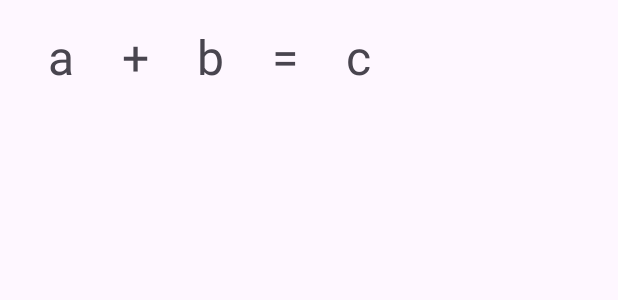
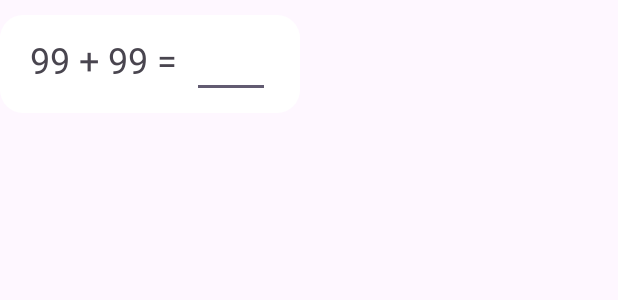
Before and after one commit to vincentyono/neuroflex-android, an Android app: the layout viewholder_mathpuzzle.xml on its own in the app's theme, with its tools: preview values and no code run, on a phone screen of 412 x 824 dp. Shown: the top 300 px of the screen. Run offline under Robolectric (Android 15) with nearby library versions, the phone set to English and light mode, and no system bars.

Commit message:
Implement MathQuestion and RecycleView

```diff
--- /dev/null
+++ b/app/src/main/res/anim/translate_up.xml
@@ -0,0 +1,5 @@
+<?xml version="1.0" encoding="utf-8"?>
+<set xmlns:android="http://schemas.android.com/apk/res/android">
+    <translate android:duration="100"
+        android:fromYDelta="100%p"/>
+</set>
--- a/app/src/main/res/layout/activity_math_puzzle.xml
+++ b/app/src/main/res/layout/activity_math_puzzle.xml
@@ -82,7 +82,6 @@
         android:id="@+id/question_container"
         android:layout_width="wrap_content"
         android:layout_height="wrap_content"
-        android:background="@drawable/rounded_button_white"
         app:layout_constraintBottom_toTopOf="@id/bottom_space"
         app:layout_constraintEnd_toEndOf="parent"
         app:layout_constraintStart_toStartOf="parent"
--- a/app/src/main/res/layout/viewholder_mathpuzzle.xml
+++ b/app/src/main/res/layout/viewholder_mathpuzzle.xml
@@ -2,46 +2,31 @@
 <LinearLayout
     xmlns:android="http://schemas.android.com/apk/res/android"
     xmlns:app="http://schemas.android.com/apk/res-auto"
-    android:layout_width="wrap_content"
+    android:background="@drawable/rounded_button_white"
+    android:layout_width="200dp"
     android:layout_height="wrap_content"
     android:orientation="horizontal"
-    android:padding="16dp">
+    android:paddingHorizontal="20dp"
+    android:paddingVertical="10dp"
+    android:textAlignment="center"
+    android:layout_marginVertical="10dp"
+    >
+
     <TextView
-        android:id="@+id/a"
+        android:id="@+id/question"
         android:layout_width="wrap_content"
         android:layout_height="wrap_content"
-        android:paddingHorizontal="16dp"
-        android:textSize="32sp"
-        android:text="@string/math_question_int_a"/>
-    <TextView
-        android:id="@+id/operator"
+        android:textSize="24sp"
+        android:text="@string/math_question" />
+
+    <EditText
+        android:id="@+id/answer"
         android:layout_width="wrap_content"
         android:layout_height="wrap_content"
-        android:textSize="32sp"
-        android:paddingHorizontal="16dp"
-        android:text="@string/math_question_operator" />
-    <TextView
-        android:id="@+id/b"
-        android:layout_width="wrap_content"
-        android:layout_height="wrap_content"
-        android:textSize="32sp"
-        android:paddingHorizontal="16dp"
-        android:text="@string/math_question_int_b"/>
-    <TextView
-        android:id="@+id/equal"
-        android:layout_width="wrap_content"
-        android:layout_height="wrap_content"
-        android:layout_gravity="center"
-        android:textSize="32sp"
-        android:paddingHorizontal="16dp"
-        android:text="@string/math_question_equal"/>
-    <TextView
-        android:id="@+id/c"
-        android:layout_width="wrap_content"
-        android:layout_height="wrap_content"
-        android:layout_gravity="center"
-        android:textSize="32sp"
-        android:paddingHorizontal="16dp"
-        android:text="@string/math_question_int_c"/>
+        android:layout_weight="2"
+        android:layout_marginLeft="10dp"
+        android:textAlignment="center"
+        android:ems="2"
+        android:inputType="number" />
 
 </LinearLayout>
--- a/app/src/main/res/values/strings.xml
+++ b/app/src/main/res/values/strings.xml
@@ -32,9 +32,5 @@
     <string name="math_puzzle_n_question">1/10</string>
     <string name="pause_button_description">Pause game</string>
     <string name="help_button_description">Get help!</string>
-    <string name="math_question_int_a">a</string>
-    <string name="math_question_int_b">b</string>
-    <string name="math_question_operator">+</string>
-    <string name="math_question_int_c">c</string>
-    <string name="math_question_equal">=</string>
+    <string name="math_question">99 + 99 = </string>
 </resources>
--- a/build.gradle.kts
+++ b/build.gradle.kts
@@ -5,5 +5,5 @@ buildscript {
 }
 // Top-level build file where you can add configuration options common to all sub-projects/modules.
 plugins {
-    id("com.android.application") version "8.2.2" apply false
+    id("com.android.application") version "8.4.0" apply false
 }
```
Also changed, not shown: app/src/main/java/com/example/neuroflex/MathPuzzleActivity.java (+9 -2 lines), app/src/main/java/com/example/neuroflex/MathQuestionAdapter.java (added, +81 -0 lines), app/src/main/java/com/example/neuroflex/mathpuzzle/Difficulty.java (added, +7 -0 lines), app/src/main/java/com/example/neuroflex/mathpuzzle/MathQuestion.java (added, +78 -0 lines), app/src/main/wrong_icon-playstore.png (added), gradle/wrapper/gradle-wrapper.properties.
